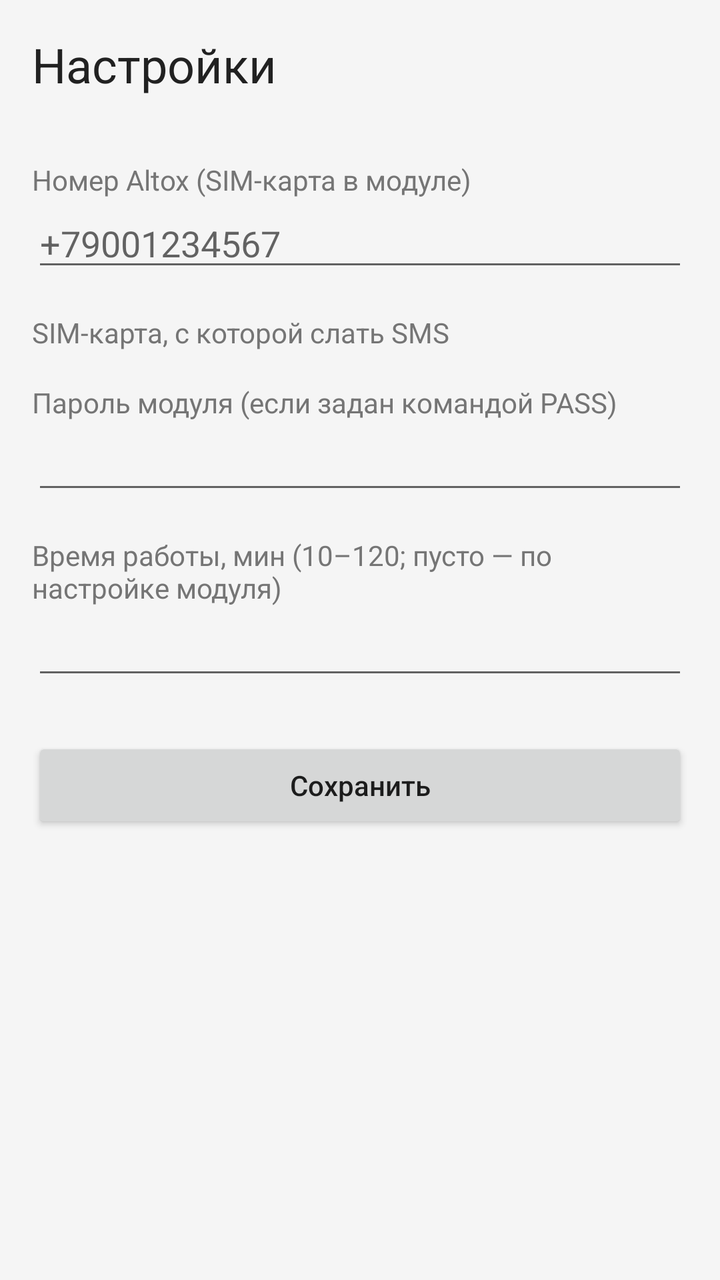
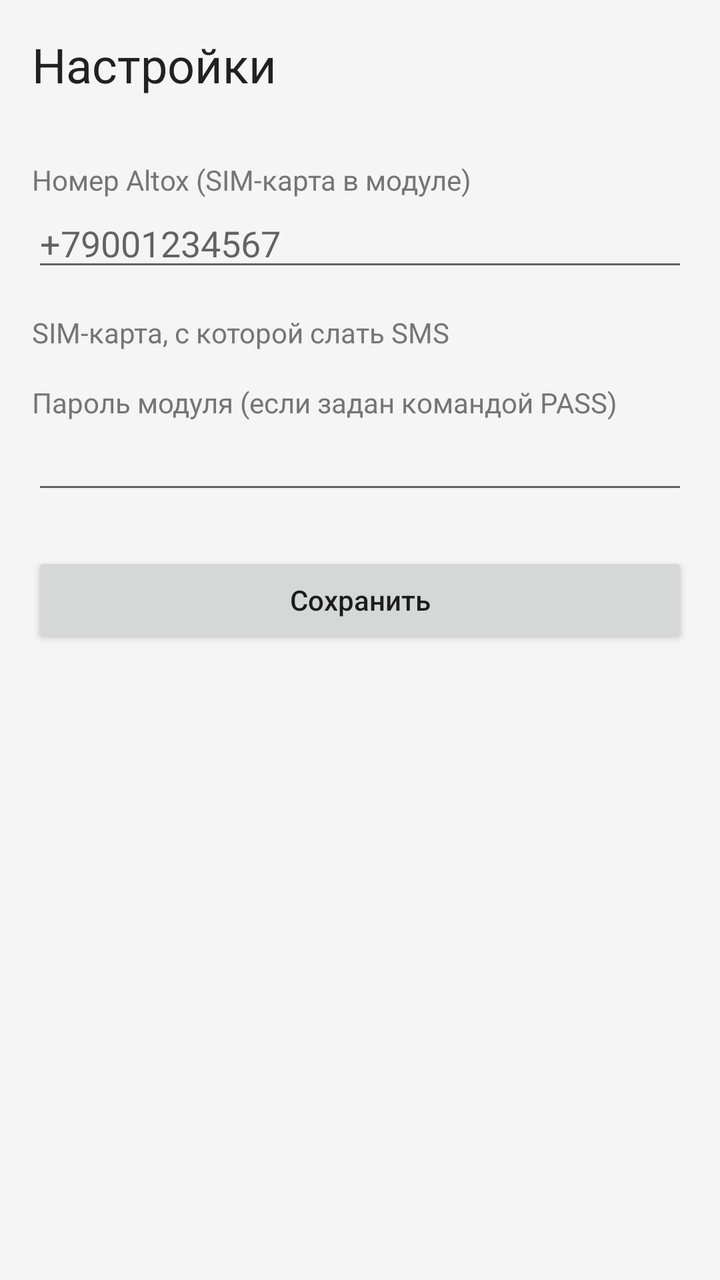

Screens rendered from an Android XML layout before and after an edit, with the pre-edit source and the edit as a unified diff.
<!-- AndroidManifest.xml: application theme AppTheme -->
<!-- res/layout/activity_settings.xml -->
<?xml version="1.0" encoding="utf-8"?>
<ScrollView xmlns:android="http://schemas.android.com/apk/res/android"
    android:layout_width="match_parent"
    android:layout_height="match_parent"
    android:fitsSystemWindows="true">

    <LinearLayout
        android:layout_width="match_parent"
        android:layout_height="wrap_content"
        android:orientation="vertical"
        android:padding="16dp">

        <TextView
            android:layout_width="wrap_content"
            android:layout_height="wrap_content"
            android:layout_marginBottom="16dp"
            android:text="@string/settings"
            android:textColor="@color/text"
            android:textSize="24sp" />

        <TextView style="@style/Label" android:text="@string/phone" />

        <EditText
            android:id="@+id/phone"
            android:layout_width="match_parent"
            android:layout_height="wrap_content"
            android:hint="+79001234567"
            android:inputType="phone" />

        <TextView style="@style/Label" android:text="@string/sim" />

        <RadioGroup
            android:id="@+id/sim"
            android:layout_width="match_parent"
            android:layout_height="wrap_content" />

        <TextView style="@style/Label" android:text="@string/password" />

        <EditText
            android:id="@+id/password"
            android:layout_width="match_parent"
            android:layout_height="wrap_content"
            android:inputType="text" />

        <TextView style="@style/Label" android:text="@string/minutes" />

        <EditText
            android:id="@+id/minutes"
            android:layout_width="match_parent"
            android:layout_height="wrap_content"
            android:inputType="number"
            android:maxLength="3" />

        <Button
            android:id="@+id/save"
            android:layout_width="match_parent"
            android:layout_height="wrap_content"
            android:layout_marginTop="24dp"
            android:text="@string/save"
            android:textAllCaps="false" />
    </LinearLayout>
</ScrollView>
<!-- resources referenced by this layout -->
<resources>
  <color name="text">#212121</color>
  <string name="minutes">Время работы, мин (10–120; пусто — по настройке модуля)</string>
  <string name="password">Пароль модуля (если задан командой PASS)</string>
  <string name="phone">Номер Altox (SIM-карта в модуле)</string>
  <string name="save">Сохранить</string>
  <string name="settings">Настройки</string>
  <string name="sim">SIM-карта, с которой слать SMS</string>
  <style name="Label">
          <item name="android:layout_width">wrap_content</item>
          <item name="android:layout_height">wrap_content</item>
          <item name="android:layout_marginTop">16dp</item>
          <item name="android:textColor">@color/text_secondary</item>
          <item name="android:textSize">14sp</item>
      </style>
  <style name="AppTheme" parent="android:Theme.Material.Light.NoActionBar">
          <item name="android:colorPrimary">@color/accent</item>
          <item name="android:colorAccent">@color/accent</item>
          <item name="android:windowBackground">@color/background</item>
          <item name="android:statusBarColor">@color/background</item>
          <item name="android:navigationBarColor">@color/background</item>
          <item name="android:windowLightStatusBar">true</item>
      </style>
  <color name="text_secondary">#757575</color>
  <color name="accent">#1976D2</color>
  <color name="background">#F5F5F5</color>
</resources>

<!-- the commit's change to res/layout/activity_settings.xml (unified diff, before → after) -->
@@ -42,14 +42,6 @@
             android:layout_height="wrap_content"
             android:inputType="text" />
 
-        <TextView style="@style/Label" android:text="@string/minutes" />
-
-        <EditText
-            android:id="@+id/minutes"
-            android:layout_width="match_parent"
-            android:layout_height="wrap_content"
-            android:inputType="number"
-            android:maxLength="3" />
 
         <Button
             android:id="@+id/save"
<!-- resource entries referenced after the edit -->
@@ -1,7 +1,6 @@
 <!-- resources referenced by this layout -->
 <resources>
   <color name="text">#212121</color>
-  <string name="minutes">Время работы, мин (10–120; пусто — по настройке модуля)</string>
   <string name="password">Пароль модуля (если задан командой PASS)</string>
   <string name="phone">Номер Altox (SIM-карта в модуле)</string>
   <string name="save">Сохранить</string>
